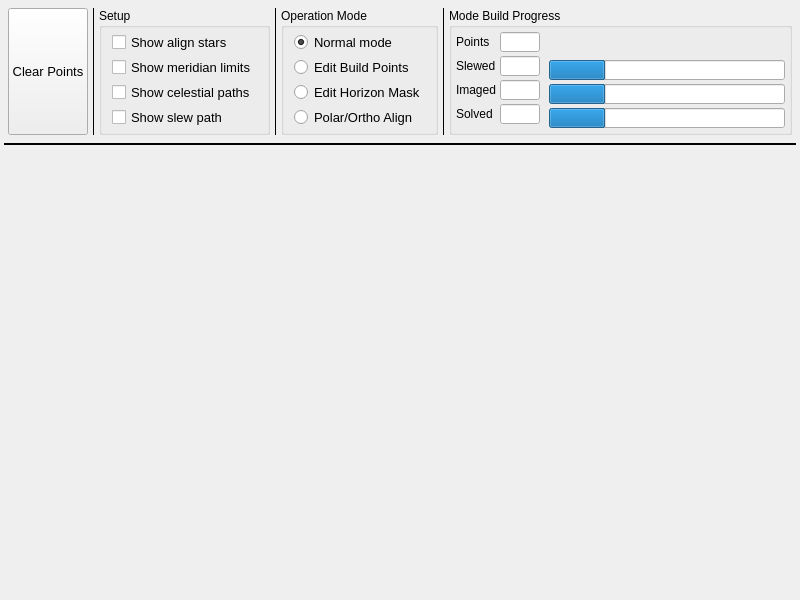
Above: mw4/gui/widgets/hemisphere.ui from mworion/MountWizzard4 before the change. Below: the same form after it.
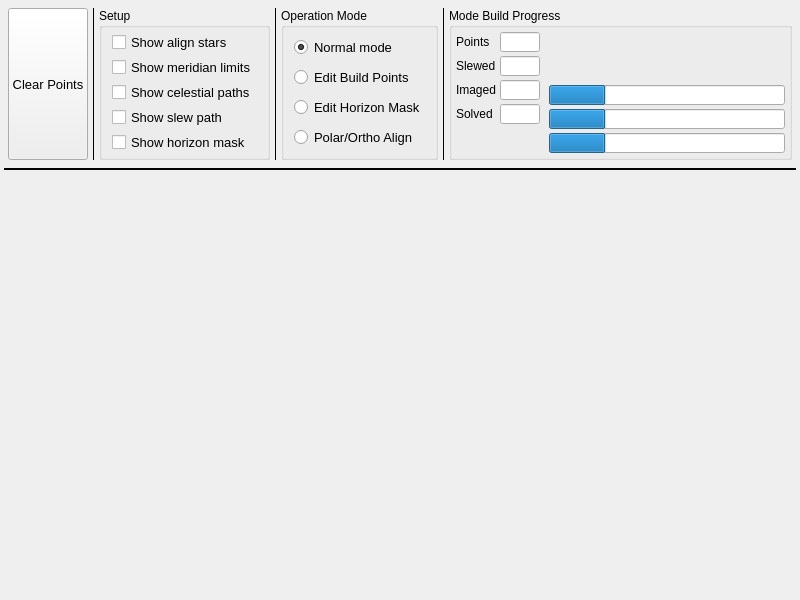
That is the form after the change.

Commit message: refactor horizon show

Patch:
```diff
--- a/mw4/gui/widgets/hemisphere.ui
+++ b/mw4/gui/widgets/hemisphere.ui
@@ -184,6 +184,24 @@
           </property>
          </widget>
         </item>
+        <item>
+         <widget class="QCheckBox" name="checkUseHorizon">
+          <property name="font">
+           <font>
+            <pointsize>10</pointsize>
+           </font>
+          </property>
+          <property name="toolTip">
+           <string>&lt;html&gt;&lt;head/&gt;&lt;body&gt;&lt;p&gt;Use horizon mask file in hemisphere window.&lt;/p&gt;&lt;/body&gt;&lt;/html&gt;</string>
+          </property>
+          <property name="text">
+           <string>Show horizon mask</string>
+          </property>
+          <property name="checked">
+           <bool>false</bool>
+          </property>
+         </widget>
+        </item>
        </layout>
       </widget>
      </item>
```
The commit also changes 6 other files.
